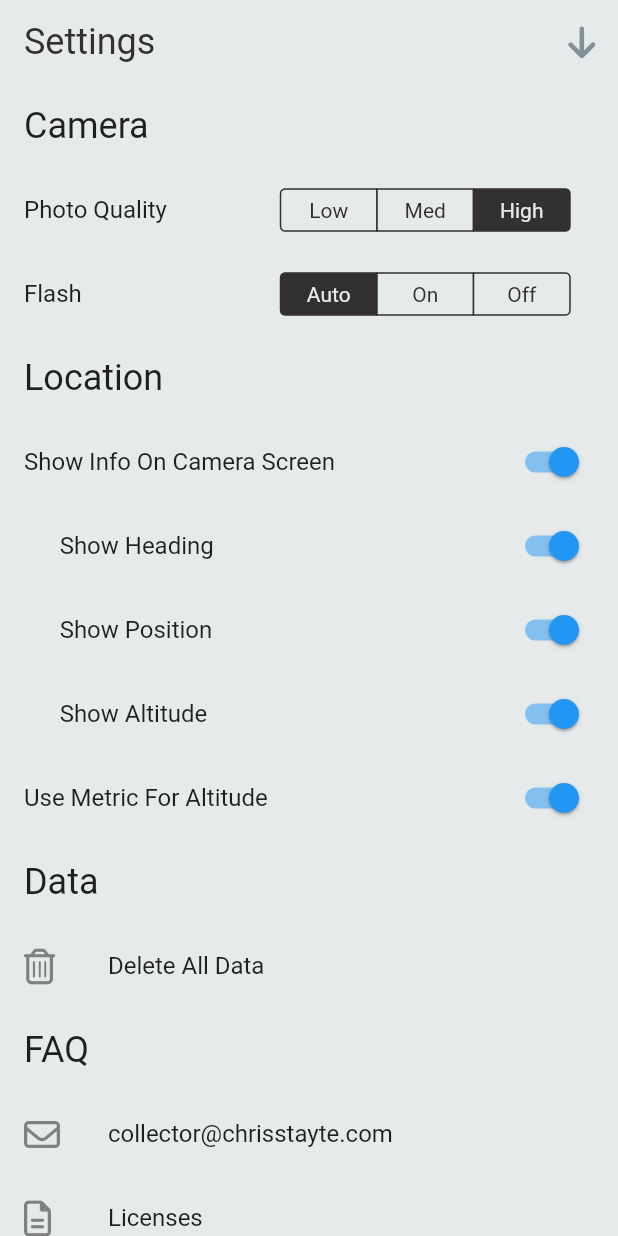
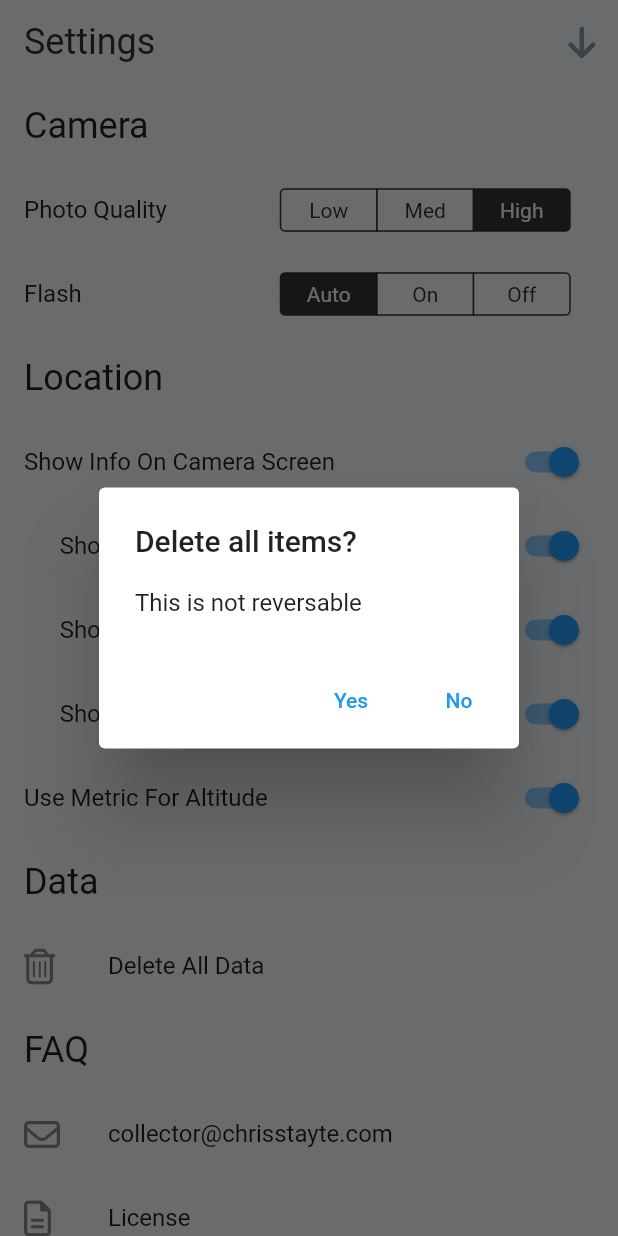
Before and after one commit to chrisstayte/Collector, a Flutter app: the SettingsScreen screen opened by its route, after a tap on "Delete All Data", on a phone screen of 412 x 824 dp. Run offline on Flutter 3.47's test engine with Material 2 defaults, Android fonts, the phone set to English and light mode, and no system bars; our stand-ins replace auto_size_text, camera, flutter_compass, font_awesome_flutter, geolocator, package_info_plus and 3 more; accounts and stored records are empty.

```diff
--- a/lib/main.dart
+++ b/lib/main.dart
@@ -1,6 +1,7 @@
 import 'package:camera/camera.dart';
 import 'package:collector/global/Global.dart';
 import 'package:collector/models/addItemArguments.dart';
+import 'package:collector/models/item.dart';
 import 'package:collector/providers/collector_provider.dart';
 import 'package:collector/providers/settings_provider.dart';
 import 'package:collector/screens/add_item_screen.dart';
@@ -37,7 +38,7 @@ class MyApp extends StatelessWidget {
   @override
   Widget build(BuildContext context) {
     return MaterialApp(
-      title: 'Flutter Demo',
+      title: 'Collector',
       showSemanticsDebugger: false,
       debugShowCheckedModeBanner: false,
       themeMode: ThemeMode.light,
@@ -116,8 +117,11 @@ class MyApp extends StatelessWidget {
               type: PageTransitionType.bottomToTop,
             );
           case '/item':
+            final item = settings.arguments as Item;
             return PageTransition(
-              child: ItemScreen(),
+              child: ItemScreen(
+                item: item,
+              ),
               type: PageTransitionType.rightToLeft,
             );
           case '/settings':
--- a/lib/providers/collector_provider.dart
+++ b/lib/providers/collector_provider.dart
@@ -1,3 +1,4 @@
+import 'dart:collection';
 import 'dart:convert';
 import 'dart:io';
 
@@ -9,8 +10,21 @@ import 'package:path_provider/path_provider.dart';
 class CollectorProvider extends ChangeNotifier {
   final String _fileName = 'collectoritems.json';
 
+  String _searchString = "";
+  set searchString(String value) {
+    _searchString = value;
+    notifyListeners();
+  }
+
   List<Item> _collectorItems = [];
-  List<Item> get collectorItems => _collectorItems;
+  UnmodifiableListView<Item> get collectorItems => _searchString.isEmpty
+      ? UnmodifiableListView<Item>(_collectorItems)
+      : UnmodifiableListView(
+          _collectorItems.where(
+            (item) =>
+                item.title.toLowerCase().contains(_searchString.toLowerCase()),
+          ),
+        );
 
   CollectorProvider() {
     _loadCollectorItems();
@@ -59,19 +73,19 @@ class CollectorProvider extends ChangeNotifier {
     file.writeAsString(collectorItems);
   }
 
-  void addItem(Item item) async {
+  Future<void> addItem(Item item) async {
     _collectorItems.insert(0, item);
     notifyListeners();
     await _saveCollectorItems();
   }
 
-  void deleteItem(Item item) async {
+  Future<void> deleteItem(Item item) async {
     _collectorItems.remove(item);
     notifyListeners();
     await _saveCollectorItems();
   }
 
-  void deleteAllItems() async {
+  Future<void> deleteAllItems() async {
     _collectorItems.clear();
     notifyListeners();
     await _saveCollectorItems();
--- a/lib/screens/add_item_screen.dart
+++ b/lib/screens/add_item_screen.dart
@@ -106,6 +106,9 @@ class _AddItemScreenState extends State<AddItemScreen> {
                 hintText: 'Description',
                 border: InputBorder.none,
               ),
+              onChanged: (value) => setState(() {
+                _descriptionTextBox = value;
+              }),
             ),
           )
         ]),
--- a/lib/screens/settings_screen.dart
+++ b/lib/screens/settings_screen.dart
@@ -5,7 +5,9 @@ import 'package:collector/providers/settings_provider.dart';
 import 'package:flutter/cupertino.dart';
 import 'package:flutter/material.dart';
 import 'package:font_awesome_flutter/font_awesome_flutter.dart';
+import 'package:package_info_plus/package_info_plus.dart';
 import 'package:provider/provider.dart';
+import 'package:url_launcher/url_launcher.dart';
 
 class SettingsScreen extends StatefulWidget {
   const SettingsScreen({Key? key}) : super(key: key);
@@ -15,9 +17,22 @@ class SettingsScreen extends StatefulWidget {
 }
 
 class _SettingsScreenState extends State<SettingsScreen> {
+  PackageInfo _packageInfo = PackageInfo(
+      appName: 'Unknown',
+      packageName: 'Unknown',
+      version: 'Unknown',
+      buildNumber: 'Unknown',
+      buildSignature: 'Unknown');
+
   @override
   void initState() {
+    _initPackageInfo();
     super.initState();
+  }
+
+  Future<void> _initPackageInfo() async {
+    await PackageInfo.fromPlatform()
+        .then((value) => setState(() => _packageInfo = value));
   }
 
   @override
@@ -164,9 +179,30 @@ class _SettingsScreenState extends State<SettingsScreen> {
           ListTile(
             leading: FaIcon(FontAwesomeIcons.trashCan),
             title: Text('Delete All Data'),
-            onLongPress: () {
-              context.read<CollectorProvider>().deleteAllItems();
-            },
+            onTap: () => showDialog(
+              context: context,
+              builder: (context) {
+                return AlertDialog(
+                  title: const Text('Delete all items?'),
+                  content: const Text('This is not reversable'),
+                  actions: [
+                    TextButton(
+                      onPressed: () => context
+                          .read<CollectorProvider>()
+                          .deleteAllItems()
+                          .then(
+                            (value) => Navigator.pop(context),
+                          ),
+                      child: const Text('Yes'),
+                    ),
+                    TextButton(
+                      onPressed: () => Navigator.pop(context),
+                      child: Text('No'),
+                    )
+                  ],
+                );
+              },
+            ),
           ),
           ListTile(
             title: Text(
@@ -177,18 +213,44 @@ class _SettingsScreenState extends State<SettingsScreen> {
           ListTile(
             leading: FaIcon(FontAwesomeIcons.envelope),
             title: Text('collector@chrisstayte.com'),
+            onTap: () async {
+              final Uri params = Uri(
+                scheme: 'mailto',
+                path: 'collector@chrisstayte.com',
+                query: 'subject=App Feedback (${_packageInfo.version})',
+              );
+              final String url = params.toString();
+              if (await canLaunch(url)) {
+                await launch(url);
+              }
+            },
           ),
-          ListTile(
-            leading: FaIcon(FontAwesomeIcons.fileLines),
-            title: Text('Licenses'),
+          // ListTile(
+          //   leading: FaIcon(FontAwesomeIcons.fileLines),
+          //   title: Text('Licenses'),
+          //   onTap: () => Navigator.push(context, LicensePage()),
+          // ),
+          AboutListTile(
+            icon: FaIcon(FontAwesomeIcons.fileLines),
+            child: const Text('License'),
           ),
           ListTile(
             leading: FaIcon(FontAwesomeIcons.github),
             title: Text('Repo'),
+            onTap: () async {
+              final Uri params = Uri(
+                scheme: 'https',
+                path: 'www.github.com/ChrisStayte/Collector',
+              );
+              final String url = params.toString();
+              if (await canLaunch(url)) {
+                await launch(url);
+              }
+            },
           ),
           ListTile(
             leading: FaIcon(FontAwesomeIcons.circleInfo),
-            title: Text('Version Number'),
+            title: Text('${_packageInfo.version}'),
           )
         ],
       ),
--- /dev/null
+++ b/lib/utilities/extensions.dart
@@ -0,0 +1,21 @@
+extension doubleExtensions on double {
+  String cardinalDirection() {
+    if (this > 337.5 || this <= 22.5) {
+      return '${this.round()} N';
+    } else if (this > 22.5 && this <= 67.5) {
+      return '${this.round()} NE';
+    } else if (this > 67.5 && this <= 112.5) {
+      return '${this.round()} E';
+    } else if (this > 112.5 && this <= 157.5) {
+      return '${this.round()} SE';
+    } else if (this > 157.5 && this <= 202.5) {
+      return '${this.round()} S';
+    } else if (this > 202.5 && this <= 247.5) {
+      return '${this.round()} SW';
+    } else if (this > 247.5 && this <= 292.5) {
+      return '${this.round()} W';
+    } else {
+      return '${this.round()} NW';
+    }
+  }
+}
--- a/pubspec.yaml
+++ b/pubspec.yaml
@@ -26,6 +26,7 @@ dependencies:
   flutter_compass: ^0.7.0
   shared_preferences: ^2.0.13
   uuid: ^3.0.6
+  flutter_sms: ^2.3.2
 
 dev_dependencies:
   flutter_test:
```
Also changed, not shown: lib/screens/camera_screen.dart (+37 -35 lines), lib/screens/home_screen.dart (+83 -81 lines), lib/screens/item_screen.dart (+23 -10 lines), lib/widgets/item_card.dart (added, +77 -0 lines), 1 other file.
